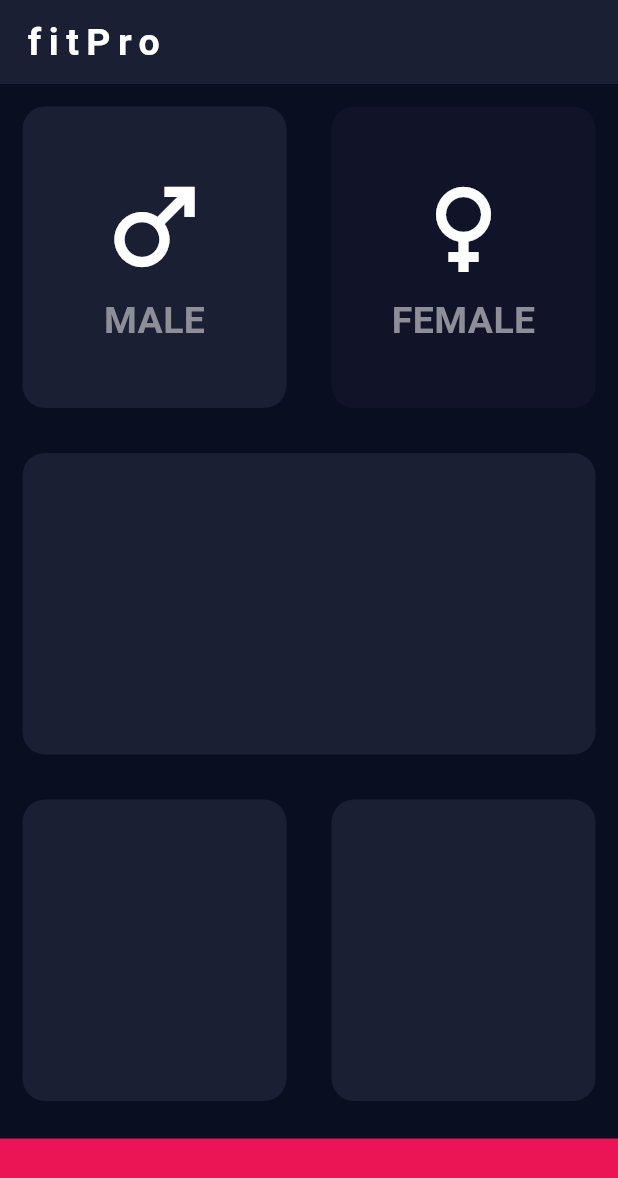
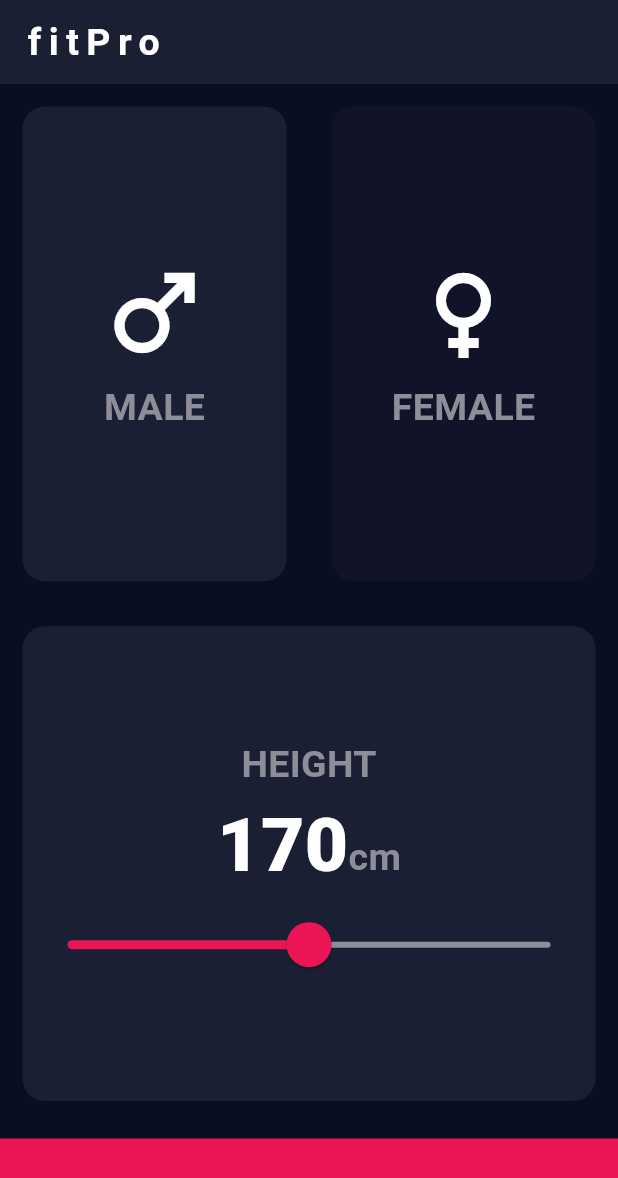
Before and after one commit to NeilGala/fitPro, a Flutter app: the screen it shows after launch, after a tap on "MALE", on a phone screen of 412 x 824 dp. Shown: the top 1178 px of the screen. Run offline on Flutter 3.47's test engine with Material 3 defaults, Android fonts, the phone set to English and light mode, and no system bars.

Commit message:
Added Slider And Customised 2nd Card

```diff
--- /dev/null
+++ b/lib/constants.dart
@@ -0,0 +1,18 @@
+import 'package:flutter/material.dart';
+
+const KbottomContainerHeight = 65.0;
+const KactiveCardColor = Color(0xFF1B1F33);
+const KinactiveCardColor = Color(0xFF111328);
+const KbottomContainerColor = Color(0xFFEB1555);
+
+const KlabelTextStyle = TextStyle(
+  color: Color(0xFF8D8E98),
+  fontWeight: FontWeight.bold,
+  fontSize: 25.0,
+);
+
+const KnumberTextStyle = TextStyle(
+  color: Color(0xFFFFFFFF),
+  fontSize: 50.0,
+  fontWeight: FontWeight.w900,
+);
--- a/lib/icon_content.dart
+++ b/lib/icon_content.dart
@@ -1,10 +1,5 @@
 import 'package:flutter/material.dart';
-
-const labelTextStyle = TextStyle(
-  color: Color(0xFF8D8E98),
-  fontWeight: FontWeight.bold,
-  fontSize: 25.0,
-);
+import 'constants.dart';
 
 class IconContent extends StatelessWidget {
   const IconContent({
@@ -32,7 +27,7 @@ class IconContent extends StatelessWidget {
         ),
         Text(
           label,
-          style: labelTextStyle,
+          style: KlabelTextStyle,
         ),
       ],
     );
--- a/lib/input_page.dart
+++ b/lib/input_page.dart
@@ -1,11 +1,7 @@
 import 'package:flutter/material.dart';
 import 'reusable_card.dart';
 import 'icon_content.dart';
-
-const bottomContainerHeight = 65.0;
-const activeCardColor = Color(0xFF1B1F33);
-const inactiveCardColor = Color(0xFF111328);
-const bottomContainerColor = Color(0xFFEB1555);
+import 'constants.dart';
 
 enum Gender {
   male,
@@ -18,22 +14,8 @@ class InputPage extends StatefulWidget {
 }
 
 class _InputPageState extends State<InputPage> {
-  Color maleCardColor = inactiveCardColor;
-  Color femaleCardColor = inactiveCardColor;
-
-  void updateColor(Gender selectedGender) {
-    maleCardColor = selectedGender == Gender.male
-        ? (maleCardColor == inactiveCardColor
-            ? activeCardColor
-            : inactiveCardColor)
-        : inactiveCardColor;
-
-    femaleCardColor = selectedGender == Gender.female
-        ? (femaleCardColor == inactiveCardColor
-            ? activeCardColor
-            : inactiveCardColor)
-        : inactiveCardColor;
-  }
+  Gender? selectedGender;
+  int height = 170;
 
   @override
   Widget build(BuildContext context) {
@@ -44,39 +26,40 @@ class _InputPageState extends State<InputPage> {
         ),
       ),
       body: Column(
+        crossAxisAlignment: CrossAxisAlignment.stretch,
         children: <Widget>[
           Expanded(
             child: Row(
               children: <Widget>[
                 Expanded(
-                  child: GestureDetector(
-                    onTap: () {
+                  child: ReusableCard(
+                    onPress: () {
                       setState(() {
-                        updateColor(Gender.male);
+                        selectedGender = Gender.male;
                       });
                     },
-                    child: ReusableCard(
-                      colour: maleCardColor,
+                    colour: selectedGender == Gender.male
+                        ? KactiveCardColor
+                        : KinactiveCardColor,
                     cardChild: IconContent(
                       icon: Icons.male,
                       label: "MALE",
                     ),
                   ),
                 ),
-                ),
                 Expanded(
-                  child: GestureDetector(
-                    onTap: () {
+                  child: ReusableCard(
+                    onPress: () {
                       setState(() {
-                        updateColor(Gender.female);
+                        selectedGender = Gender.female;
                       });
                     },
-                    child: ReusableCard(
-                      colour: femaleCardColor,
+                    colour: selectedGender == Gender.female
+                        ? KactiveCardColor
+                        : KinactiveCardColor,
                     cardChild: IconContent(
                       icon: Icons.female,
                       label: "FEMALE",
-                      ),
                     ),
                   ),
                 ),
@@ -85,33 +68,80 @@ class _InputPageState extends State<InputPage> {
           ),
           Expanded(
             child: ReusableCard(
-              colour: activeCardColor,
+              colour: KactiveCardColor,
+              cardChild: Column(
+                mainAxisAlignment: MainAxisAlignment.center,
+                children: <Widget>[
+                  Text(
+                    'HEIGHT',
+                    style: KlabelTextStyle,
                   ),
+                  Row(
+                    mainAxisAlignment: MainAxisAlignment.center,
+                    crossAxisAlignment: CrossAxisAlignment.baseline,
+                    textBaseline: TextBaseline.alphabetic,
+                    children: <Widget>[
+                      Text(
+                        height.toString(),
+                        style: KnumberTextStyle,
                       ),
-          Expanded(
-            child: Row(
-              children: <Widget>[
-                Expanded(
-                  child: ReusableCard(
-                    colour: activeCardColor,
+                      Text(
+                        'cm',
+                        style: KlabelTextStyle,
                       ),
+                    ],
                   ),
-                Expanded(
-                  child: ReusableCard(
-                    colour: activeCardColor,
+                  SliderTheme(
+                    data: SliderTheme.of(context).copyWith(
+                      thumbShape:
+                          RoundSliderThumbShape(enabledThumbRadius: 15.0),
+                      overlayShape:
+                          RoundSliderOverlayShape(overlayRadius: 30.0),
+                    ),
+                    child: Slider(
+                      value: height.toDouble(),
+                      min: 120.0,
+                      max: 220.0,
+                      activeColor: Color(0xFFEB1555),
+                      inactiveColor: Color(0xFF8D8E98),
+                      onChanged: (double newValue) {
+                        setState(() {
+                          height = newValue.round();
+                        });
+                      },
                     ),
                   ),
                 ],
               ),
+              onPress: () {},
             ),
+          ),
+          //TODO
           Container(
-            color: bottomContainerColor,
+            color: KbottomContainerColor,
             margin: EdgeInsets.only(top: 10.0),
             width: double.infinity,
-            height: bottomContainerHeight,
+            height: KbottomContainerHeight,
           ),
         ],
       ),
     );
   }
 }
+
+// Expanded(
+// child: Row(
+// children: <Widget>[
+// Expanded(
+// child: ReusableCard(
+// colour: KactiveCardColor,
+// ),
+// ),
+// Expanded(
+// child: ReusableCard(
+// colour: KactiveCardColor,
+// ),
+// ),
+// ],
+// ),
+// ),
--- a/lib/reusable_card.dart
+++ b/lib/reusable_card.dart
@@ -1,22 +1,28 @@
 import 'package:flutter/material.dart';
 
 class ReusableCard extends StatelessWidget {
-  // Constructor with default value for colour and nullable cardChild
-  const ReusableCard(
-      {this.colour = const Color(0xFF1B1F33), this.cardChild, Key? key})
-      : super(key: key);
+  const ReusableCard({
+    Key? key,
+    required this.onPress, // Make onPress required
+    this.colour = const Color(0xFF1B1F33),
+    this.cardChild,
+  }) : super(key: key); //Constructor
 
   final Color colour;
   final Widget? cardChild; // Mark cardChild as nullable
+  final VoidCallback onPress;
 
   @override
   Widget build(BuildContext context) {
-    return Container(
-      child: cardChild, // Can be null, which is fine
-      margin: const EdgeInsets.all(15.0),
-      decoration: BoxDecoration(
-        color: colour,
-        borderRadius: BorderRadius.circular(15.0),
+    return GestureDetector(
+      onTap: onPress,
+      child: Container(
+        child: cardChild, // Can be null, which is fine
+        margin: const EdgeInsets.all(15.0),
+        decoration: BoxDecoration(
+          color: colour,
+          borderRadius: BorderRadius.circular(15.0),
+        ),
       ),
     );
   }
```
Lines whose indentation alone changed are shown as unchanged.
